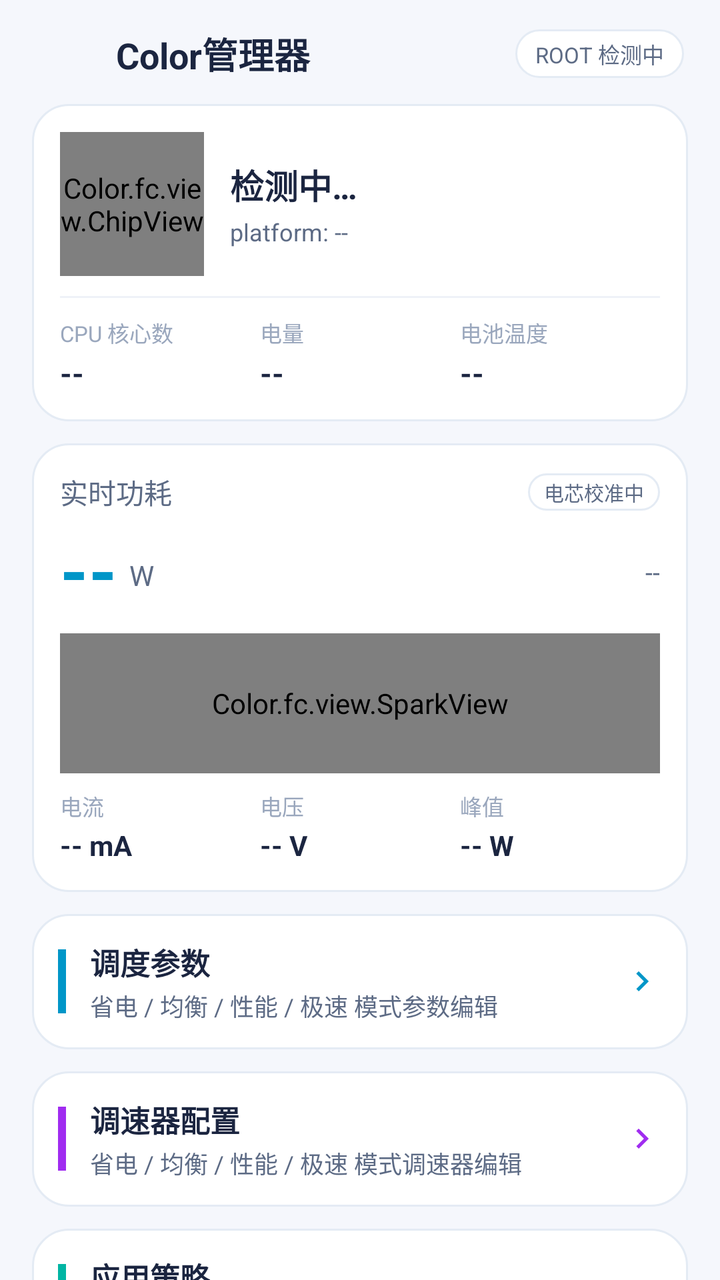
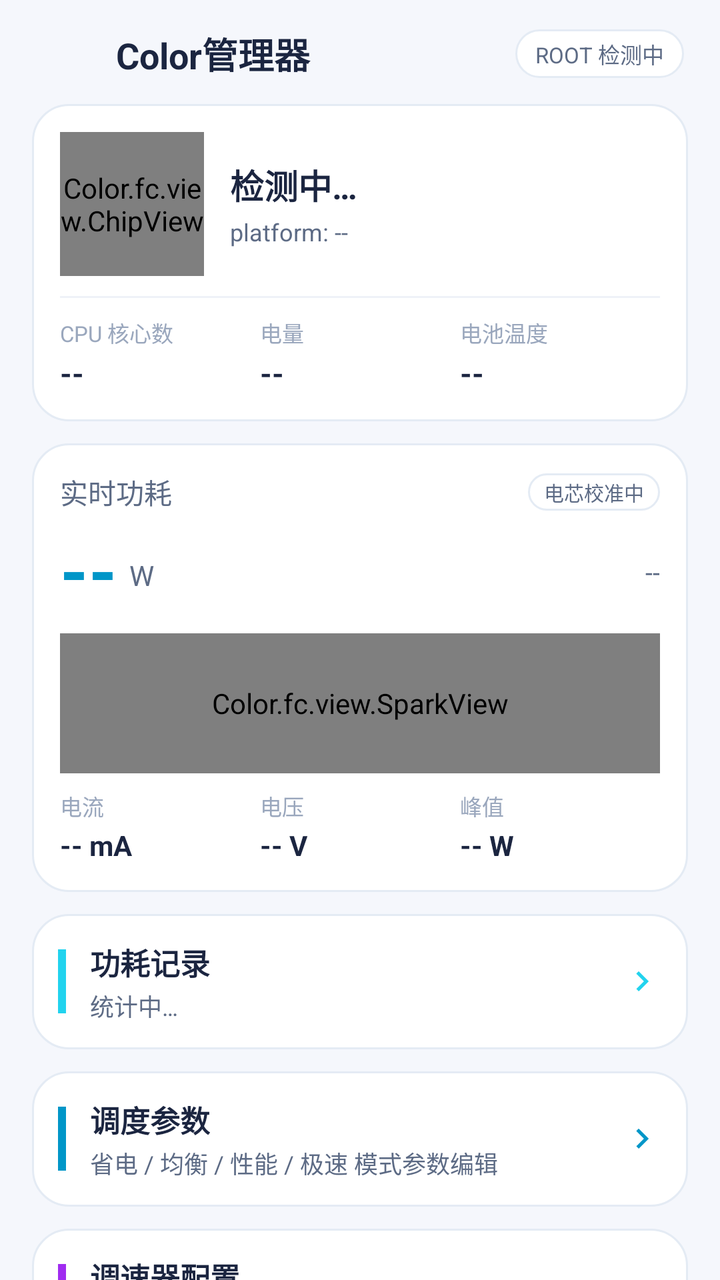

Before-and-after screenshots of an Android layout around one commit, followed by the original layout XML and the change that was made.
<!-- AndroidManifest.xml: application theme AppTheme -->
<!-- res/layout/activity_main.xml -->
<?xml version="1.0" encoding="utf-8"?>
<LinearLayout xmlns:android="http://schemas.android.com/apk/res/android"
    android:layout_width="match_parent"
    android:layout_height="match_parent"
    android:orientation="vertical">

    
    <LinearLayout
        android:layout_width="match_parent"
        android:layout_height="wrap_content"
        android:orientation="horizontal"
        android:gravity="center_vertical"
        android:paddingStart="18dp"
        android:paddingEnd="18dp"
        android:paddingTop="12dp"
        android:paddingBottom="10dp">

        <ImageView
            android:layout_width="30dp"
            android:layout_height="30dp"
            android:src="@mipmap/ic_launcher"
            android:contentDescription="@string/app_name" />

        <TextView
            android:layout_width="0dp"
            android:layout_height="wrap_content"
            android:layout_weight="1"
            android:layout_marginStart="10dp"
            android:text="@string/app_name"
            android:textColor="@color/textPrimary"
            android:textSize="18sp"
            android:textStyle="bold" />

        <TextView
            android:id="@+id/rootBadge"
            android:layout_width="wrap_content"
            android:layout_height="wrap_content"
            android:background="@drawable/bg_tab"
            android:paddingStart="10dp"
            android:paddingEnd="10dp"
            android:paddingTop="4dp"
            android:paddingBottom="4dp"
            android:text="ROOT 检测中"
            android:textColor="@color/textSecondary"
            android:textSize="11sp" />
    </LinearLayout>

    <ScrollView
        android:layout_width="match_parent"
        android:layout_height="0dp"
        android:layout_weight="1"
        android:scrollbars="none"
        android:fillViewport="true">

        <LinearLayout
            android:layout_width="match_parent"
            android:layout_height="wrap_content"
            android:orientation="vertical"
            android:paddingStart="16dp"
            android:paddingEnd="16dp"
            android:paddingBottom="24dp">

            
            <LinearLayout
                android:id="@+id/socCard"
                android:layout_width="match_parent"
                android:layout_height="wrap_content"
                android:orientation="vertical"
                android:background="@drawable/bg_card"
                android:padding="14dp">

                <LinearLayout
                    android:layout_width="match_parent"
                    android:layout_height="wrap_content"
                    android:orientation="horizontal"
                    android:gravity="center_vertical">

                    <Color.fc.view.ChipView
                        android:id="@+id/chipView"
                        android:layout_width="72dp"
                        android:layout_height="72dp" />

                    <LinearLayout
                        android:layout_width="0dp"
                        android:layout_height="wrap_content"
                        android:layout_weight="1"
                        android:layout_marginStart="13dp"
                        android:orientation="vertical">

                        <TextView
                            android:id="@+id/socMarketing"
                            android:layout_width="wrap_content"
                            android:layout_height="wrap_content"
                            android:text="检测中…"
                            android:textColor="@color/textPrimary"
                            android:textSize="17sp"
                            android:textStyle="bold" />

                        <TextView
                            android:id="@+id/socPlatform"
                            android:layout_width="wrap_content"
                            android:layout_height="wrap_content"
                            android:layout_marginTop="3dp"
                            android:text="platform: --"
                            android:textColor="@color/textSecondary"
                            android:textSize="12sp" />
                    </LinearLayout>
                </LinearLayout>

                <LinearLayout
                    android:layout_width="match_parent"
                    android:layout_height="1dp"
                    android:layout_marginTop="10dp"
                    android:layout_marginBottom="9dp"
                    android:background="@color/divider" />

                <LinearLayout
                    android:layout_width="match_parent"
                    android:layout_height="wrap_content"
                    android:orientation="horizontal">

                    <LinearLayout
                        android:layout_width="0dp"
                        android:layout_height="wrap_content"
                        android:layout_weight="1"
                        android:orientation="vertical">

                        <TextView
                            android:layout_width="wrap_content"
                            android:layout_height="wrap_content"
                            android:text="CPU 核心数"
                            android:textColor="@color/textDim"
                            android:textSize="11sp" />

                        <TextView
                            android:id="@+id/cpuCount"
                            android:layout_width="wrap_content"
                            android:layout_height="wrap_content"
                            android:layout_marginTop="2dp"
                            android:text="--"
                            android:textColor="@color/textPrimary"
                            android:textSize="15sp"
                            android:textStyle="bold" />
                    </LinearLayout>

                    <LinearLayout
                        android:layout_width="0dp"
                        android:layout_height="wrap_content"
                        android:layout_weight="1"
                        android:orientation="vertical">

                        <TextView
                            android:layout_width="wrap_content"
                            android:layout_height="wrap_content"
                            android:text="电量"
                            android:textColor="@color/textDim"
                            android:textSize="11sp" />

                        <TextView
                            android:id="@+id/batteryLevel"
                            android:layout_width="wrap_content"
                            android:layout_height="wrap_content"
                            android:layout_marginTop="2dp"
                            android:text="--"
                            android:textColor="@color/textPrimary"
                            android:textSize="15sp"
                            android:textStyle="bold" />
                    </LinearLayout>

                    <LinearLayout
                        android:layout_width="0dp"
                        android:layout_height="wrap_content"
                        android:layout_weight="1"
                        android:orientation="vertical">

                        <TextView
                            android:layout_width="wrap_content"
                            android:layout_height="wrap_content"
                            android:text="电池温度"
                            android:textColor="@color/textDim"
                            android:textSize="11sp" />

                        <TextView
                            android:id="@+id/batteryTemp"
                            android:layout_width="wrap_content"
                            android:layout_height="wrap_content"
                            android:layout_marginTop="2dp"
                            android:text="--"
                            android:textColor="@color/textPrimary"
                            android:textSize="15sp"
                            android:textStyle="bold" />
                    </LinearLayout>
                </LinearLayout>
            </LinearLayout>

            
            <LinearLayout
                android:layout_width="match_parent"
                android:layout_height="wrap_content"
                android:layout_marginTop="11dp"
                android:orientation="vertical"
                android:background="@drawable/bg_card"
                android:padding="14dp">

                <LinearLayout
                    android:layout_width="match_parent"
                    android:layout_height="wrap_content"
                    android:orientation="horizontal"
                    android:gravity="center_vertical">

                    <TextView
                        android:layout_width="0dp"
                        android:layout_height="wrap_content"
                        android:layout_weight="1"
                        android:text="实时功耗"
                        android:textColor="@color/textSecondary"
                        android:textSize="14sp" />

                    <TextView
                        android:id="@+id/cellBadge"
                        android:layout_width="wrap_content"
                        android:layout_height="wrap_content"
                        android:background="@drawable/bg_tab"
                        android:paddingStart="8dp"
                        android:paddingEnd="8dp"
                        android:paddingTop="2dp"
                        android:paddingBottom="2dp"
                        android:text="电芯校准中"
                        android:textColor="@color/textSecondary"
                        android:textSize="10sp" />
                </LinearLayout>

                <LinearLayout
                    android:layout_width="match_parent"
                    android:layout_height="wrap_content"
                    android:orientation="horizontal"
                    android:layout_marginTop="6dp"
                    android:gravity="center_vertical|bottom">

                    <TextView
                        android:id="@+id/powerValue"
                        android:layout_width="wrap_content"
                        android:layout_height="wrap_content"
                        android:text="--"
                        android:textColor="@color/accent"
                        android:textSize="36sp"
                        android:textStyle="bold" />

                    <TextView
                        android:layout_width="wrap_content"
                        android:layout_height="wrap_content"
                        android:layout_marginStart="6dp"
                        android:layout_marginBottom="6dp"
                        android:text="W"
                        android:textColor="@color/textSecondary"
                        android:textSize="14sp" />

                    <View
                        android:layout_width="0dp"
                        android:layout_height="1dp"
                        android:layout_weight="1" />

                    <TextView
                        android:id="@+id/powerStatus"
                        android:layout_width="wrap_content"
                        android:layout_height="wrap_content"
                        android:layout_marginBottom="8dp"
                        android:text="--"
                        android:textColor="@color/textSecondary"
                        android:textSize="13sp" />
                </LinearLayout>

                <Color.fc.view.SparkView
                    android:id="@+id/sparkView"
                    android:layout_width="match_parent"
                    android:layout_height="70dp"
                    android:layout_marginTop="6dp" />

                <LinearLayout
                    android:layout_width="match_parent"
                    android:layout_height="wrap_content"
                    android:orientation="horizontal"
                    android:layout_marginTop="8dp">

                    <LinearLayout
                        android:layout_width="0dp"
                        android:layout_height="wrap_content"
                        android:layout_weight="1"
                        android:orientation="vertical">

                        <TextView
                            android:layout_width="wrap_content"
                            android:layout_height="wrap_content"
                            android:text="电流"
                            android:textColor="@color/textDim"
                            android:textSize="11sp" />

                        <TextView
                            android:id="@+id/currentValue"
                            android:layout_width="wrap_content"
                            android:layout_height="wrap_content"
                            android:layout_marginTop="2dp"
                            android:text="-- mA"
                            android:textColor="@color/textPrimary"
                            android:textSize="14sp"
                            android:textStyle="bold" />
                    </LinearLayout>

                    <LinearLayout
                        android:layout_width="0dp"
                        android:layout_height="wrap_content"
                        android:layout_weight="1"
                        android:orientation="vertical">

                        <TextView
                            android:layout_width="wrap_content"
                            android:layout_height="wrap_content"
                            android:text="电压"
                            android:textColor="@color/textDim"
                            android:textSize="11sp" />

                        <TextView
                            android:id="@+id/voltageValue"
                            android:layout_width="wrap_content"
                            android:layout_height="wrap_content"
                            android:layout_marginTop="2dp"
                            android:text="-- V"
                            android:textColor="@color/textPrimary"
                            android:textSize="14sp"
                            android:textStyle="bold" />
                    </LinearLayout>

                    <LinearLayout
                        android:layout_width="0dp"
                        android:layout_height="wrap_content"
                        android:layout_weight="1"
                        android:orientation="vertical">

                        <TextView
                            android:layout_width="wrap_content"
                            android:layout_height="wrap_content"
                            android:text="峰值"
                            android:textColor="@color/textDim"
                            android:textSize="11sp" />

                        <TextView
                            android:id="@+id/peakValue"
                            android:layout_width="wrap_content"
                            android:layout_height="wrap_content"
                            android:layout_marginTop="2dp"
                            android:text="-- W"
                            android:textColor="@color/textPrimary"
                            android:textSize="14sp"
                            android:textStyle="bold" />
                    </LinearLayout>
                </LinearLayout>
            </LinearLayout>

            
            <LinearLayout
                android:id="@+id/menuSchedule"
                android:layout_width="match_parent"
                android:layout_height="wrap_content"
                android:layout_marginTop="11dp"
                android:orientation="horizontal"
                android:gravity="center_vertical"
                android:background="@drawable/bg_card"
                android:padding="13dp">

                <View
                    android:layout_width="4dp"
                    android:layout_height="32dp"
                    android:background="@color/accent" />

                <LinearLayout
                    android:layout_width="0dp"
                    android:layout_height="wrap_content"
                    android:layout_weight="1"
                    android:layout_marginStart="12dp"
                    android:orientation="vertical">

                    <TextView
                        android:layout_width="wrap_content"
                        android:layout_height="wrap_content"
                        android:text="调度参数"
                        android:textColor="@color/textPrimary"
                        android:textSize="15sp"
                        android:textStyle="bold" />

                    <TextView
                        android:layout_width="wrap_content"
                        android:layout_height="wrap_content"
                        android:layout_marginTop="2dp"
                        android:text="省电 / 均衡 / 性能 / 极速 模式参数编辑"
                        android:textColor="@color/textSecondary"
                        android:textSize="12sp" />
                </LinearLayout>

                <ImageView
                    android:layout_width="20dp"
                    android:layout_height="20dp"
                    android:src="@drawable/ic_arrow_right"
                    android:tint="@color/accent"
                    android:contentDescription="调度参数" />
            </LinearLayout>

            <LinearLayout
                android:id="@+id/menuGovernor"
                android:layout_width="match_parent"
                android:layout_height="wrap_content"
                android:layout_marginTop="11dp"
                android:orientation="horizontal"
                android:gravity="center_vertical"
                android:background="@drawable/bg_card"
                android:padding="13dp">

                <View
                    android:layout_width="4dp"
                    android:layout_height="32dp"
                    android:background="@color/magenta" />

                <LinearLayout
                    android:layout_width="0dp"
                    android:layout_height="wrap_content"
                    android:layout_weight="1"
                    android:layout_marginStart="12dp"
                    android:orientation="vertical">

                    <TextView
                        android:layout_width="wrap_content"
                        android:layout_height="wrap_content"
                        android:text="调速器配置"
                        android:textColor="@color/textPrimary"
                        android:textSize="15sp"
                        android:textStyle="bold" />

                    <TextView
                        android:layout_width="wrap_content"
                        android:layout_height="wrap_content"
                        android:layout_marginTop="2dp"
                        android:text="省电 / 均衡 / 性能 / 极速 模式调速器编辑"
                        android:textColor="@color/textSecondary"
                        android:textSize="12sp" />
                </LinearLayout>

                <ImageView
                    android:layout_width="20dp"
                    android:layout_height="20dp"
                    android:src="@drawable/ic_arrow_right"
                    android:tint="@color/magenta"
                    android:contentDescription="调速器配置" />
            </LinearLayout>

            <LinearLayout
                android:id="@+id/menuMode"
                android:layout_width="match_parent"
                android:layout_height="wrap_content"
                android:layout_marginTop="11dp"
                android:orientation="horizontal"
                android:gravity="center_vertical"
                android:background="@drawable/bg_card"
                android:padding="13dp">

                <View
                    android:layout_width="4dp"
                    android:layout_height="32dp"
                    android:background="@color/green" />

                <LinearLayout
                    android:layout_width="0dp"
                    android:layout_height="wrap_content"
                    android:layout_weight="1"
                    android:layout_marginStart="12dp"
                    android:orientation="vertical">

                    <TextView
                        android:layout_width="wrap_content"
                        android:layout_height="wrap_content"
                        android:text="应用策略"
                        android:textColor="@color/textPrimary"
                        android:textSize="15sp"
                        android:textStyle="bold" />

                    <TextView
                        android:layout_width="wrap_content"
                        android:layout_height="wrap_content"
                        android:layout_marginTop="2dp"
                        android:text="按应用自动切换调度模式"
                        android:textColor="@color/textSecondary"
                        android:textSize="12sp" />
                </LinearLayout>

                <ImageView
                    android:layout_width="20dp"
                    android:layout_height="20dp"
                    android:src="@drawable/ic_arrow_right"
                    android:tint="@color/green"
                    android:contentDescription="调度接管" />
            </LinearLayout>

            
            <LinearLayout
                android:id="@+id/menuMonitor"
                android:layout_width="match_parent"
                android:layout_height="wrap_content"
                android:layout_marginTop="11dp"
                android:orientation="horizontal"
                android:gravity="center_vertical"
                android:background="@drawable/bg_card"
                android:padding="13dp">

                <View
                    android:layout_width="4dp"
                    android:layout_height="32dp"
                    android:background="#F59E0B" />

                <LinearLayout
                    android:layout_width="0dp"
                    android:layout_height="wrap_content"
                    android:layout_weight="1"
                    android:layout_marginStart="12dp"
                    android:orientation="vertical">

                    <TextView
                        android:layout_width="wrap_content"
                        android:layout_height="wrap_content"
                        android:text="迷你悬浮窗"
                        android:textColor="@color/textPrimary"
                        android:textSize="15sp"
                        android:textStyle="bold" />

                    <TextView
                        android:layout_width="wrap_content"
                        android:layout_height="wrap_content"
                        android:layout_marginTop="2dp"
                        android:text="CPU / GPU / 温度 / 功耗 / 帧率实时监视"
                        android:textColor="@color/textSecondary"
                        android:textSize="12sp" />
                </LinearLayout>

                <Switch
                    android:id="@+id/monitorSwitch"
                    android:layout_width="wrap_content"
                    android:layout_height="wrap_content" />
            </LinearLayout>
        </LinearLayout>
    </ScrollView>
</LinearLayout>
<!-- resources referenced by this layout -->
<resources>
  <color name="accent">#0096C8</color>
  <color name="divider">#EFF2F8</color>
  <color name="green">#00B5A3</color>
  <color name="magenta">#A02CF0</color>
  <color name="textDim">#9AA7BD</color>
  <color name="textPrimary">#1B2540</color>
  <color name="textSecondary">#5D6B85</color>
  <!-- drawable bg_card (drawable) -->
  <?xml version="1.0" encoding="utf-8"?>
  <shape xmlns:android="http://schemas.android.com/apk/res/android">
      <solid android:color="@color/bgCard" />
      <corners android:radius="18dp" />
      <stroke android:width="1dp" android:color="@color/bgCardStroke" />
  </shape>
  <!-- drawable bg_tab (drawable) -->
  <?xml version="1.0" encoding="utf-8"?>
  <shape xmlns:android="http://schemas.android.com/apk/res/android">
      <solid android:color="@color/bgCard" />
      <corners android:radius="13dp" />
      <stroke android:width="1dp" android:color="@color/bgCardStroke" />
  </shape>
  <!-- drawable ic_arrow_right (drawable) -->
  <?xml version="1.0" encoding="utf-8"?>
  <vector xmlns:android="http://schemas.android.com/apk/res/android"
      android:width="24dp" android:height="24dp"
      android:viewportWidth="24" android:viewportHeight="24">
      <path android:fillColor="#5D6B85"
          android:pathData="M8.59,16.59L13.17,12 8.59,7.41 10,6l6,6 -6,6z" />
  </vector>
  <!-- mipmap ic_launcher (mipmap-anydpi-v26) -->
  <?xml version="1.0" encoding="utf-8"?>
  <adaptive-icon xmlns:android="http://schemas.android.com/apk/res/android">
      <background android:drawable="@drawable/ic_launcher_bg" />
      <foreground android:drawable="@drawable/ic_launcher_fg" />
  </adaptive-icon>
  <string name="app_name">Color管理器</string>
  <style name="AppTheme" parent="android:Theme.Material.Light.NoActionBar">
          <item name="android:windowBackground">@color/bg</item>
          <item name="android:colorPrimary">@color/accent</item>
          <item name="android:colorAccent">@color/accent</item>
          <item name="android:statusBarColor">@color/bg</item>
          <item name="android:navigationBarColor">@color/bg</item>
          <item name="android:windowLightStatusBar">true</item>
          <item name="android:colorControlActivated">@color/accent</item>
          <item name="android:colorControlNormal">@color/textDim</item>
      </style>
  <color name="bgCard">#FFFFFF</color>
  <color name="bgCardStroke">#E4EBF4</color>
  <!-- drawable ic_launcher_bg (drawable) -->
  <?xml version="1.0" encoding="utf-8"?>
  <shape xmlns:android="http://schemas.android.com/apk/res/android">
      <solid android:color="#FFFFFF" />
  </shape>
  <!-- drawable ic_launcher_fg: vector/xml drawable (drawable, 4002 chars, omitted) -->
  <color name="bg">#F5F7FC</color>
</resources>

<!-- the commit's change to res/layout/activity_main.xml (unified diff, before → after) -->
@@ -358,6 +358,55 @@
 
             
             <LinearLayout
+                android:id="@+id/menuPowerHistory"
+                android:layout_width="match_parent"
+                android:layout_height="wrap_content"
+                android:layout_marginTop="11dp"
+                android:orientation="horizontal"
+                android:gravity="center_vertical"
+                android:background="@drawable/bg_card"
+                android:padding="13dp">
+
+                <View
+                    android:layout_width="4dp"
+                    android:layout_height="32dp"
+                    android:background="#22D3EE" />
+
+                <LinearLayout
+                    android:layout_width="0dp"
+                    android:layout_height="wrap_content"
+                    android:layout_weight="1"
+                    android:layout_marginStart="12dp"
+                    android:orientation="vertical">
+
+                    <TextView
+                        android:layout_width="wrap_content"
+                        android:layout_height="wrap_content"
+                        android:text="功耗记录"
+                        android:textColor="@color/textPrimary"
+                        android:textSize="15sp"
+                        android:textStyle="bold" />
+
+                    <TextView
+                        android:id="@+id/powerHistorySummary"
+                        android:layout_width="wrap_content"
+                        android:layout_height="wrap_content"
+                        android:layout_marginTop="2dp"
+                        android:text="统计中…"
+                        android:textColor="@color/textSecondary"
+                        android:textSize="12sp" />
+                </LinearLayout>
+
+                <ImageView
+                    android:layout_width="20dp"
+                    android:layout_height="20dp"
+                    android:src="@drawable/ic_arrow_right"
+                    android:tint="#22D3EE"
+                    android:contentDescription="功耗记录" />
+            </LinearLayout>
+
+            
+            <LinearLayout
                 android:id="@+id/menuSchedule"
                 android:layout_width="match_parent"
                 android:layout_height="wrap_content"
@@ -543,6 +592,52 @@
                     android:layout_width="wrap_content"
                     android:layout_height="wrap_content" />
             </LinearLayout>
+
+            
+            <LinearLayout
+                android:id="@+id/menuFrameRec"
+                android:layout_width="match_parent"
+                android:layout_height="wrap_content"
+                android:layout_marginTop="11dp"
+                android:orientation="horizontal"
+                android:gravity="center_vertical"
+                android:background="@drawable/bg_card"
+                android:padding="13dp">
+
+                <View
+                    android:layout_width="4dp"
+                    android:layout_height="32dp"
+                    android:background="#EF4444" />
+
+                <LinearLayout
+                    android:layout_width="0dp"
+                    android:layout_height="wrap_content"
+                    android:layout_weight="1"
+                    android:layout_marginStart="12dp"
+                    android:orientation="vertical">
+
+                    <TextView
+                        android:layout_width="wrap_content"
+                        android:layout_height="wrap_content"
+                        android:text="帧率录制悬浮窗"
+                        android:textColor="@color/textPrimary"
+                        android:textSize="15sp"
+                        android:textStyle="bold" />
+
+                    <TextView
+                        android:layout_width="wrap_content"
+                        android:layout_height="wrap_content"
+                        android:layout_marginTop="2dp"
+                        android:text="单击开始录制帧率/CPU负载 · 再次单击保存曲线图"
+                        android:textColor="@color/textSecondary"
+                        android:textSize="12sp" />
+                </LinearLayout>
+
+                <Switch
+                    android:id="@+id/frameRecSwitch"
+                    android:layout_width="wrap_content"
+                    android:layout_height="wrap_content" />
+            </LinearLayout>
         </LinearLayout>
     </ScrollView>
 </LinearLayout>
